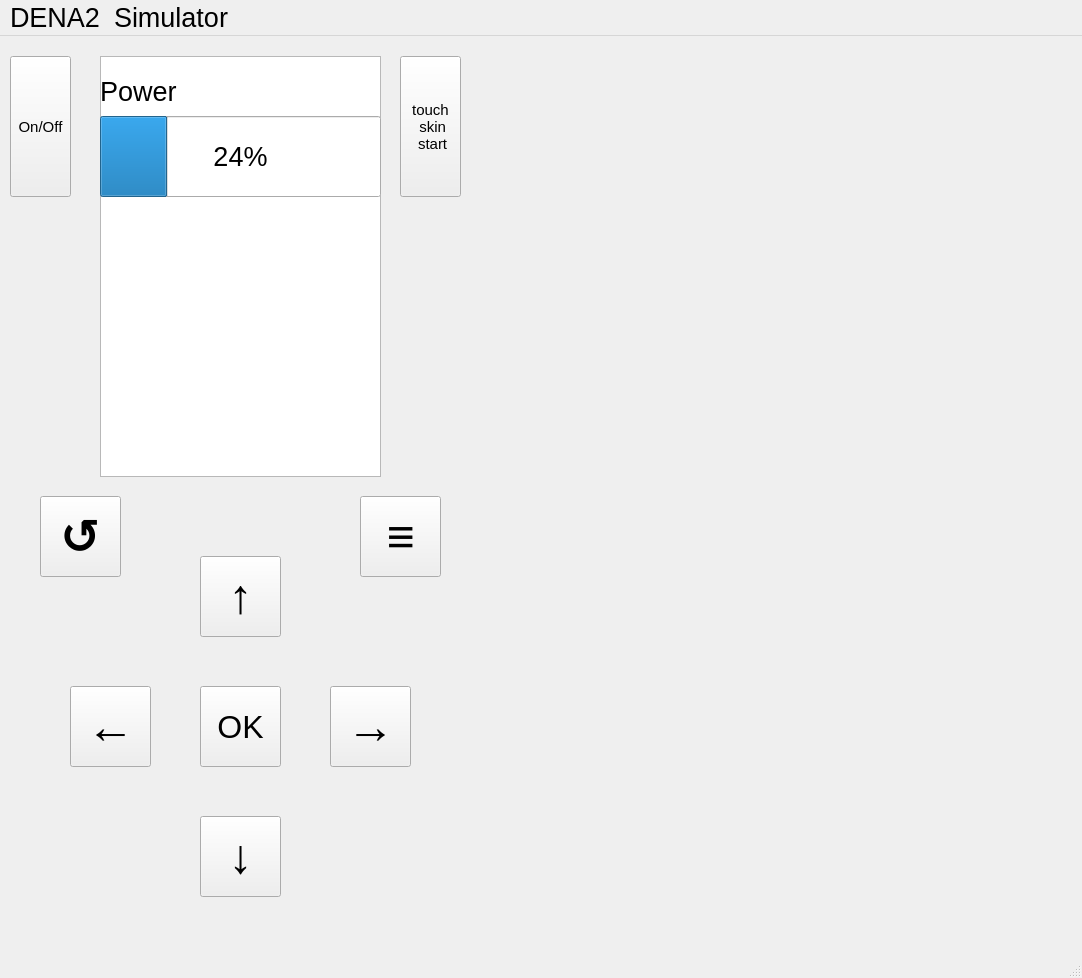
Before: the Qt Designer form DenaSimulator/denasimulator.ui in biaochen1/comp-3004-teamproject, drawn with Qt 5.
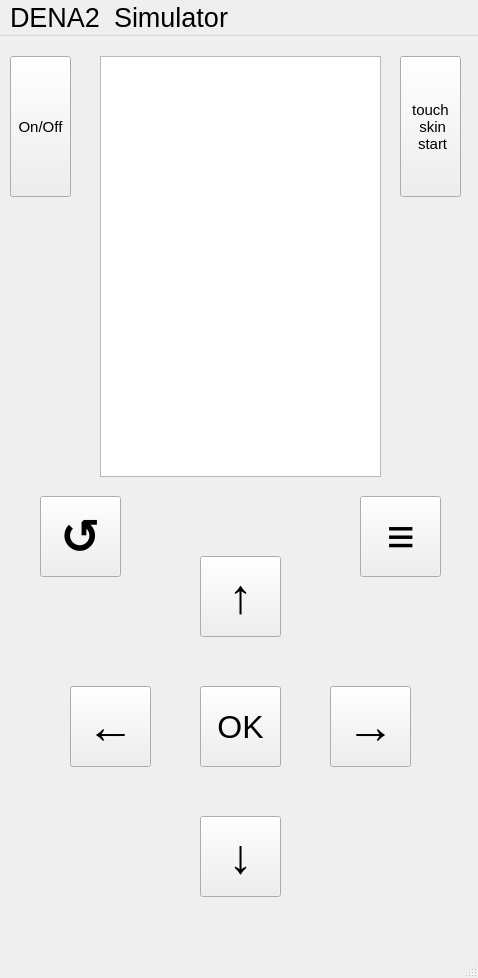
After: the same form once the commit is applied.

Commit message: finish off all timer and language

The edit to the form file:
```diff
--- a/DenaSimulator/denasimulator.ui
+++ b/DenaSimulator/denasimulator.ui
@@ -6,7 +6,7 @@
    <rect>
     <x>0</x>
     <y>0</y>
-    <width>1082</width>
+    <width>478</width>
     <height>978</height>
    </rect>
   </property>
@@ -325,6 +325,21 @@
      </property>
     </widget>
    </widget>
+   <widget class="QTableView" name="languageMenu">
+    <property name="geometry">
+     <rect>
+      <x>100</x>
+      <y>20</y>
+      <width>281</width>
+      <height>421</height>
+     </rect>
+    </property>
+    <property name="font">
+     <font>
+      <pointsize>15</pointsize>
+     </font>
+    </property>
+   </widget>
    <zorder>treatmentWidget</zorder>
    <zorder>downButton</zorder>
    <zorder>rightButton</zorder>
@@ -340,13 +355,14 @@
    <zorder>programMenu</zorder>
    <zorder>touchSkinButton</zorder>
    <zorder>powerWidget</zorder>
+   <zorder>languageMenu</zorder>
   </widget>
   <widget class="QMenuBar" name="menubar">
    <property name="geometry">
     <rect>
      <x>0</x>
      <y>0</y>
-     <width>1082</width>
+     <width>478</width>
      <height>37</height>
     </rect>
    </property>
```
The commit also changes 2 other files.
